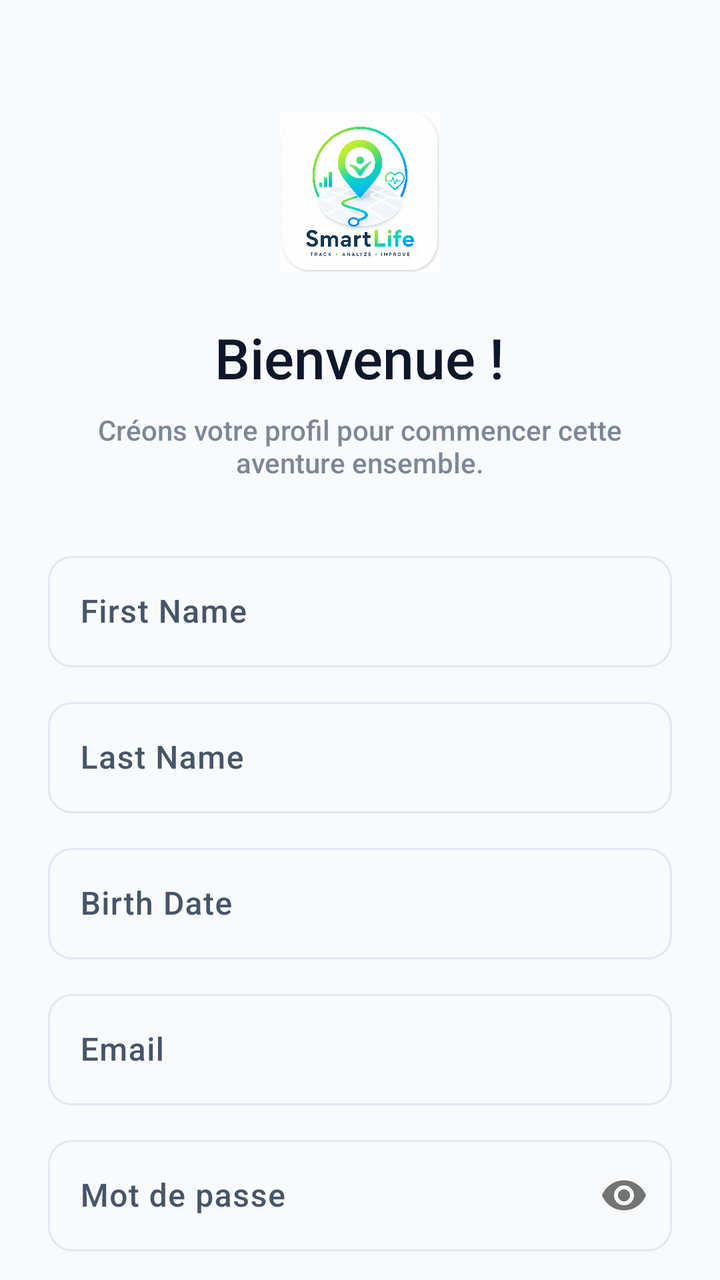
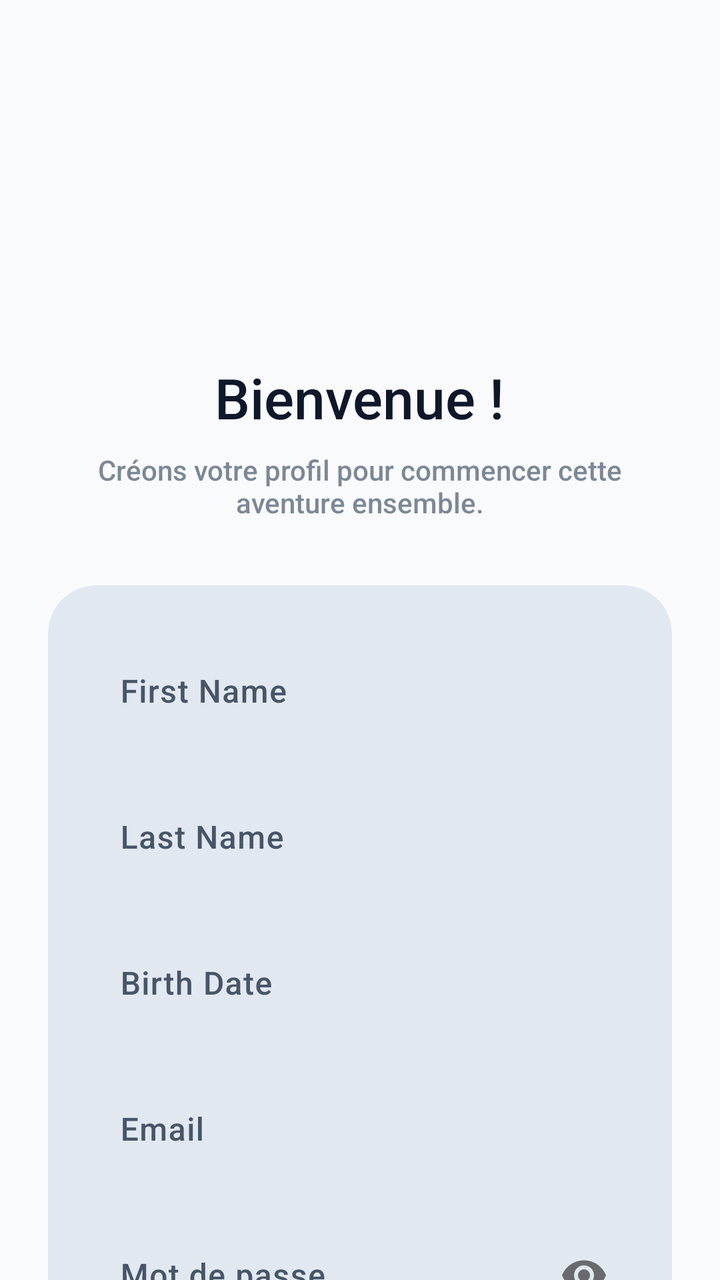

Screens rendered from an Android XML layout before and after an edit, with the pre-edit source and the edit as a unified diff.
<!-- AndroidManifest.xml: application theme Theme.SmartLife -->
<!-- res/layout/activity_register.xml -->
<?xml version="1.0" encoding="utf-8"?>
<androidx.core.widget.NestedScrollView xmlns:android="http://schemas.android.com/apk/res/android"
    xmlns:app="http://schemas.android.com/apk/res-auto"
    android:layout_width="match_parent"
    android:layout_height="match_parent"
    android:background="?attr/android:windowBackground"
    android:fillViewport="true">

    <LinearLayout
        android:layout_width="match_parent"
        android:layout_height="wrap_content"
        android:orientation="vertical"
        android:padding="24dp"
        android:gravity="center_horizontal">

        <ImageView
            android:layout_width="80dp"
            android:layout_height="80dp"
            android:layout_marginTop="32dp"
            android:layout_marginBottom="24dp"
            android:src="@mipmap/ic_logo"
            android:scaleType="centerInside" />

        <TextView
            android:layout_width="wrap_content"
            android:layout_height="wrap_content"
            android:text="@string/register_welcome"
            android:textSize="28sp"
            android:fontFamily="sans-serif-medium"
            android:textColor="?attr/colorOnSurface" />

        <TextView
            android:layout_width="wrap_content"
            android:layout_height="wrap_content"
            android:layout_marginTop="8dp"
            android:layout_marginBottom="32dp"
            android:text="@string/register_subtitle"
            android:alpha="0.7"
            android:textColor="?attr/colorOnSurfaceVariant"
            android:textAlignment="center" />

        <com.google.android.material.textfield.TextInputLayout
            style="@style/Widget.Material3.TextInputLayout.OutlinedBox"
            android:layout_width="match_parent"
            android:layout_height="wrap_content"
            android:layout_marginBottom="12dp"
            android:hint="@string/first_name_label"
            app:boxCornerRadiusBottomEnd="12dp"
            app:boxCornerRadiusBottomStart="12dp"
            app:boxCornerRadiusTopEnd="12dp"
            app:boxCornerRadiusTopStart="12dp">
            <com.google.android.material.textfield.TextInputEditText
                android:id="@+id/etFirstName"
                android:layout_width="match_parent"
                android:layout_height="wrap_content"
                android:inputType="textPersonName" />
        </com.google.android.material.textfield.TextInputLayout>

        <com.google.android.material.textfield.TextInputLayout
            style="@style/Widget.Material3.TextInputLayout.OutlinedBox"
            android:layout_width="match_parent"
            android:layout_height="wrap_content"
            android:layout_marginBottom="12dp"
            android:hint="@string/last_name_label"
            app:boxCornerRadiusBottomEnd="12dp"
            app:boxCornerRadiusBottomStart="12dp"
            app:boxCornerRadiusTopEnd="12dp"
            app:boxCornerRadiusTopStart="12dp">
            <com.google.android.material.textfield.TextInputEditText
                android:id="@+id/etLastName"
                android:layout_width="match_parent"
                android:layout_height="wrap_content"
                android:inputType="textPersonName" />
        </com.google.android.material.textfield.TextInputLayout>

        <com.google.android.material.textfield.TextInputLayout
            style="@style/Widget.Material3.TextInputLayout.OutlinedBox"
            android:layout_width="match_parent"
            android:layout_height="wrap_content"
            android:layout_marginBottom="12dp"
            android:hint="@string/birth_date_label"
            app:boxCornerRadiusBottomEnd="12dp"
            app:boxCornerRadiusBottomStart="12dp"
            app:boxCornerRadiusTopEnd="12dp"
            app:boxCornerRadiusTopStart="12dp">
            <com.google.android.material.textfield.TextInputEditText
                android:id="@+id/etBirthDate"
                android:layout_width="match_parent"
                android:layout_height="wrap_content"
                android:inputType="date" />
        </com.google.android.material.textfield.TextInputLayout>

        <com.google.android.material.textfield.TextInputLayout
            style="@style/Widget.Material3.TextInputLayout.OutlinedBox"
            android:layout_width="match_parent"
            android:layout_height="wrap_content"
            android:layout_marginBottom="12dp"
            android:hint="@string/email_label"
            app:boxCornerRadiusBottomEnd="12dp"
            app:boxCornerRadiusBottomStart="12dp"
            app:boxCornerRadiusTopEnd="12dp"
            app:boxCornerRadiusTopStart="12dp">
            <com.google.android.material.textfield.TextInputEditText
                android:id="@+id/etEmail"
                android:layout_width="match_parent"
                android:layout_height="wrap_content"
                android:inputType="textEmailAddress" />
        </com.google.android.material.textfield.TextInputLayout>

        <com.google.android.material.textfield.TextInputLayout
            style="@style/Widget.Material3.TextInputLayout.OutlinedBox"
            android:layout_width="match_parent"
            android:layout_height="wrap_content"
            android:layout_marginBottom="12dp"
            android:hint="@string/password_hint"
            app:boxCornerRadiusBottomEnd="12dp"
            app:boxCornerRadiusBottomStart="12dp"
            app:boxCornerRadiusTopEnd="12dp"
            app:boxCornerRadiusTopStart="12dp"
            app:passwordToggleEnabled="true">
            <com.google.android.material.textfield.TextInputEditText
                android:id="@+id/etPassword"
                android:layout_width="match_parent"
                android:layout_height="wrap_content"
                android:inputType="textPassword" />
        </com.google.android.material.textfield.TextInputLayout>

        <com.google.android.material.textfield.TextInputLayout
            style="@style/Widget.Material3.TextInputLayout.OutlinedBox"
            android:layout_width="match_parent"
            android:layout_height="wrap_content"
            android:layout_marginBottom="24dp"
            android:hint="@string/confirm_password_hint"
            app:boxCornerRadiusBottomEnd="12dp"
            app:boxCornerRadiusBottomStart="12dp"
            app:boxCornerRadiusTopEnd="12dp"
            app:boxCornerRadiusTopStart="12dp"
            app:passwordToggleEnabled="true">
            <com.google.android.material.textfield.TextInputEditText
                android:id="@+id/etConfirmPassword"
                android:layout_width="match_parent"
                android:layout_height="wrap_content"
                android:inputType="textPassword" />
        </com.google.android.material.textfield.TextInputLayout>

        <com.google.android.material.button.MaterialButton
            android:id="@+id/btnRegister"
            android:layout_width="match_parent"
            android:layout_height="56dp"
            android:text="@string/register_button"
            app:cornerRadius="16dp" />

        <ProgressBar
            android:id="@+id/progressBar"
            android:layout_width="wrap_content"
            android:layout_height="wrap_content"
            android:layout_marginTop="16dp"
            android:visibility="gone" />

        <com.google.android.material.button.MaterialButton
            android:id="@+id/tvLogin"
            style="@style/Widget.Material3.Button.TextButton"
            android:layout_width="wrap_content"
            android:layout_height="wrap_content"
            android:layout_marginTop="16dp"
            android:layout_marginBottom="32dp"
            android:text="@string/already_have_account_login"
            android:textAllCaps="false" />

    </LinearLayout>
</androidx.core.widget.NestedScrollView>
<!-- resources referenced by this layout -->
<resources>
  <!-- mipmap ic_logo: png bitmap (mipmap-anydpi-v26, 1047303 bytes) -->
  <string name="already_have_account_login">Déjà un compte ? Connectez-vous</string>
  <string name="birth_date_label">Birth Date</string>
  <string name="confirm_password_hint">Confirmer le mot de passe</string>
  <string name="email_label">Email</string>
  <string name="first_name_label">First Name</string>
  <string name="last_name_label">Last Name</string>
  <string name="password_hint">Mot de passe</string>
  <string name="register_button">Créer mon compte</string>
  <string name="register_subtitle">Créons votre profil pour commencer cette aventure ensemble.</string>
  <string name="register_welcome">Bienvenue !</string>
  <style name="Theme.SmartLife" parent="Base.Theme.SmartLife" />
  <style name="Base.Theme.SmartLife" parent="Theme.Material3.DayNight.NoActionBar">
          
          
          <item name="colorPrimary">@color/primary_color</item>
          <item name="colorOnPrimary">@color/white</item>
          <item name="colorPrimaryContainer">@color/primary_light</item>
          <item name="colorOnPrimaryContainer">@color/primary_dark</item>
  
          
          <item name="colorSecondary">@color/secondary_color</item>
          <item name="colorOnSecondary">@color/white</item>
          <item name="colorSecondaryContainer">@color/secondary_light</item>
          <item name="colorOnSecondaryContainer">@color/secondary_dark</item>
  
          
          <item name="colorTertiary">@color/tertiary_color</item>
          <item name="colorOnTertiary">@color/white</item>
          <item name="colorTertiaryContainer">@color/tertiary_light</item>
          <item name="colorOnTertiaryContainer">@color/tertiary_dark</item>
  
          
          <item name="android:windowBackground">@color/background_light</item>
          <item name="colorSurface">@color/surface_color</item>
          <item name="colorOnSurface">@color/text_main</item>
          <item name="colorSurfaceVariant">@color/outline_variant</item>
          <item name="colorOnSurfaceVariant">@color/text_secondary</item>
          <item name="colorOutline">@color/outline_variant</item>
  
          
          <item name="android:fontFamily">sans-serif-medium</item>
      </style>
  <color name="primary_color">#4F46E5</color>
  <color name="white">#FFFFFFFF</color>
  <color name="primary_light">#E0E7FF</color>
  <color name="primary_dark">#3730A3</color>
  <color name="secondary_color">#06B6D4</color>
  <color name="secondary_light">#CFFAFE</color>
  <color name="secondary_dark">#0E7490</color>
  <color name="tertiary_color">#F59E0B</color>
  <color name="tertiary_light">#FEF3C7</color>
  <color name="tertiary_dark">#B45309</color>
  <color name="background_light">#F8FAFC</color>
  <color name="surface_color">#FFFFFF</color>
  <color name="text_main">#0F172A</color>
  <color name="outline_variant">#E2E8F0</color>
  <color name="text_secondary">#475569</color>
</resources>

<!-- the commit's change to res/layout/activity_register.xml (unified diff, before → after) -->
@@ -14,14 +14,16 @@
         android:gravity="center_horizontal">
 
         <ImageView
-            android:layout_width="80dp"
-            android:layout_height="80dp"
+            android:id="@+id/ivRegisterLogo"
+            android:layout_width="100dp"
+            android:layout_height="100dp"
             android:layout_marginTop="32dp"
             android:layout_marginBottom="24dp"
             android:src="@mipmap/ic_logo"
-            android:scaleType="centerInside" />
+            android:scaleType="fitCenter" />
 
         <TextView
+            android:id="@+id/tvRegisterTitle"
             android:layout_width="wrap_content"
             android:layout_height="wrap_content"
             android:text="@string/register_welcome"
@@ -30,6 +32,7 @@
             android:textColor="?attr/colorOnSurface" />
 
         <TextView
+            android:id="@+id/tvRegisterSubtitle"
             android:layout_width="wrap_content"
             android:layout_height="wrap_content"
             android:layout_marginTop="8dp"
@@ -39,123 +42,142 @@
             android:textColor="?attr/colorOnSurfaceVariant"
             android:textAlignment="center" />
 
-        <com.google.android.material.textfield.TextInputLayout
-            style="@style/Widget.Material3.TextInputLayout.OutlinedBox"
+        <com.google.android.material.card.MaterialCardView
+            android:id="@+id/cvRegisterForm"
             android:layout_width="match_parent"
             android:layout_height="wrap_content"
-            android:layout_marginBottom="12dp"
-            android:hint="@string/first_name_label"
-            app:boxCornerRadiusBottomEnd="12dp"
-            app:boxCornerRadiusBottomStart="12dp"
-            app:boxCornerRadiusTopEnd="12dp"
-            app:boxCornerRadiusTopStart="12dp">
-            <com.google.android.material.textfield.TextInputEditText
-                android:id="@+id/etFirstName"
+            app:cardCornerRadius="24dp"
+            app:cardElevation="0dp"
+            app:cardBackgroundColor="?attr/colorSurfaceVariant"
+            app:strokeWidth="0dp">
+
+            <LinearLayout
                 android:layout_width="match_parent"
                 android:layout_height="wrap_content"
-                android:inputType="textPersonName" />
-        </com.google.android.material.textfield.TextInputLayout>
+                android:orientation="vertical"
+                android:padding="20dp">
 
-        <com.google.android.material.textfield.TextInputLayout
-            style="@style/Widget.Material3.TextInputLayout.OutlinedBox"
-            android:layout_width="match_parent"
-            android:layout_height="wrap_content"
-            android:layout_marginBottom="12dp"
-            android:hint="@string/last_name_label"
-            app:boxCornerRadiusBottomEnd="12dp"
-            app:boxCornerRadiusBottomStart="12dp"
-            app:boxCornerRadiusTopEnd="12dp"
-            app:boxCornerRadiusTopStart="12dp">
-            <com.google.android.material.textfield.TextInputEditText
-                android:id="@+id/etLastName"
-                android:layout_width="match_parent"
-                android:layout_height="wrap_content"
-                android:inputType="textPersonName" />
-        </com.google.android.material.textfield.TextInputLayout>
+                <com.google.android.material.textfield.TextInputLayout
+                    style="@style/Widget.Material3.TextInputLayout.OutlinedBox"
+                    android:layout_width="match_parent"
+                    android:layout_height="wrap_content"
+                    android:layout_marginBottom="12dp"
+                    android:hint="@string/first_name_label"
+                    app:boxCornerRadiusBottomEnd="12dp"
+                    app:boxCornerRadiusBottomStart="12dp"
+                    app:boxCornerRadiusTopEnd="12dp"
+                    app:boxCornerRadiusTopStart="12dp">
+                    <com.google.android.material.textfield.TextInputEditText
+                        android:id="@+id/etFirstName"
+                        android:layout_width="match_parent"
+                        android:layout_height="wrap_content"
+                        android:inputType="textPersonName" />
+                </com.google.android.material.textfield.TextInputLayout>
 
-        <com.google.android.material.textfield.TextInputLayout
-            style="@style/Widget.Material3.TextInputLayout.OutlinedBox"
-            android:layout_width="match_parent"
-            android:layout_height="wrap_content"
-            android:layout_marginBottom="12dp"
-            android:hint="@string/birth_date_label"
-            app:boxCornerRadiusBottomEnd="12dp"
-            app:boxCornerRadiusBottomStart="12dp"
-            app:boxCornerRadiusTopEnd="12dp"
-            app:boxCornerRadiusTopStart="12dp">
-            <com.google.android.material.textfield.TextInputEditText
-                android:id="@+id/etBirthDate"
-                android:layout_width="match_parent"
-                android:layout_height="wrap_content"
-                android:inputType="date" />
-        </com.google.android.material.textfield.TextInputLayout>
+                <com.google.android.material.textfield.TextInputLayout
+                    style="@style/Widget.Material3.TextInputLayout.OutlinedBox"
+                    android:layout_width="match_parent"
+                    android:layout_height="wrap_content"
+                    android:layout_marginBottom="12dp"
+                    android:hint="@string/last_name_label"
+                    app:boxCornerRadiusBottomEnd="12dp"
+                    app:boxCornerRadiusBottomStart="12dp"
+                    app:boxCornerRadiusTopEnd="12dp"
+                    app:boxCornerRadiusTopStart="12dp">
+                    <com.google.android.material.textfield.TextInputEditText
+                        android:id="@+id/etLastName"
+                        android:layout_width="match_parent"
+                        android:layout_height="wrap_content"
+                        android:inputType="textPersonName" />
+                </com.google.android.material.textfield.TextInputLayout>
 
-        <com.google.android.material.textfield.TextInputLayout
-            style="@style/Widget.Material3.TextInputLayout.OutlinedBox"
-            android:layout_width="match_parent"
-            android:layout_height="wrap_content"
-            android:layout_marginBottom="12dp"
-            android:hint="@string/email_label"
-            app:boxCornerRadiusBottomEnd="12dp"
-            app:boxCornerRadiusBottomStart="12dp"
-            app:boxCornerRadiusTopEnd="12dp"
-            app:boxCornerRadiusTopStart="12dp">
-            <com.google.android.material.textfield.TextInputEditText
-                android:id="@+id/etEmail"
-                android:layout_width="match_parent"
-                android:layout_height="wrap_content"
-                android:inputType="textEmailAddress" />
-        </com.google.android.material.textfield.TextInputLayout>
+                <com.google.android.material.textfield.TextInputLayout
+                    style="@style/Widget.Material3.TextInputLayout.OutlinedBox"
+                    android:layout_width="match_parent"
+                    android:layout_height="wrap_content"
+                    android:layout_marginBottom="12dp"
+                    android:hint="@string/birth_date_label"
+                    app:boxCornerRadiusBottomEnd="12dp"
+                    app:boxCornerRadiusBottomStart="12dp"
+                    app:boxCornerRadiusTopEnd="12dp"
+                    app:boxCornerRadiusTopStart="12dp">
+                    <com.google.android.material.textfield.TextInputEditText
+                        android:id="@+id/etBirthDate"
+                        android:layout_width="match_parent"
+                        android:layout_height="wrap_content"
+                        android:inputType="date" />
+                </com.google.android.material.textfield.TextInputLayout>
 
-        <com.google.android.material.textfield.TextInputLayout
-            style="@style/Widget.Material3.TextInputLayout.OutlinedBox"
-            android:layout_width="match_parent"
-            android:layout_height="wrap_content"
-            android:layout_marginBottom="12dp"
-            android:hint="@string/password_hint"
-            app:boxCornerRadiusBottomEnd="12dp"
-            app:boxCornerRadiusBottomStart="12dp"
-            app:boxCornerRadiusTopEnd="12dp"
-            app:boxCornerRadiusTopStart="12dp"
-            app:passwordToggleEnabled="true">
-            <com.google.android.material.textfield.TextInputEditText
-                android:id="@+id/etPassword"
-                android:layout_width="match_parent"
-                android:layout_height="wrap_content"
-                android:inputType="textPassword" />
-        </com.google.android.material.textfield.TextInputLayout>
+                <com.google.android.material.textfield.TextInputLayout
+                    style="@style/Widget.Material3.TextInputLayout.OutlinedBox"
+                    android:layout_width="match_parent"
+                    android:layout_height="wrap_content"
+                    android:layout_marginBottom="12dp"
+                    android:hint="@string/email_label"
+                    app:boxCornerRadiusBottomEnd="12dp"
+                    app:boxCornerRadiusBottomStart="12dp"
+                    app:boxCornerRadiusTopEnd="12dp"
+                    app:boxCornerRadiusTopStart="12dp">
+                    <com.google.android.material.textfield.TextInputEditText
+                        android:id="@+id/etEmail"
+                        android:layout_width="match_parent"
+                        android:layout_height="wrap_content"
+                        android:inputType="textEmailAddress" />
+                </com.google.android.material.textfield.TextInputLayout>
 
-        <com.google.android.material.textfield.TextInputLayout
-            style="@style/Widget.Material3.TextInputLayout.OutlinedBox"
-            android:layout_width="match_parent"
-            android:layout_height="wrap_content"
-            android:layout_marginBottom="24dp"
-            android:hint="@string/confirm_password_hint"
-            app:boxCornerRadiusBottomEnd="12dp"
-            app:boxCornerRadiusBottomStart="12dp"
-            app:boxCornerRadiusTopEnd="12dp"
-            app:boxCornerRadiusTopStart="12dp"
-            app:passwordToggleEnabled="true">
-            <com.google.android.material.textfield.TextInputEditText
-                android:id="@+id/etConfirmPassword"
-                android:layout_width="match_parent"
-                android:layout_height="wrap_content"
-                android:inputType="textPassword" />
-        </com.google.android.material.textfield.TextInputLayout>
+                <com.google.android.material.textfield.TextInputLayout
+                    style="@style/Widget.Material3.TextInputLayout.OutlinedBox"
+                    android:layout_width="match_parent"
+                    android:layout_height="wrap_content"
+                    android:layout_marginBottom="12dp"
+                    android:hint="@string/password_hint"
+                    app:boxCornerRadiusBottomEnd="12dp"
+                    app:boxCornerRadiusBottomStart="12dp"
+                    app:boxCornerRadiusTopEnd="12dp"
+                    app:boxCornerRadiusTopStart="12dp"
+                    app:passwordToggleEnabled="true">
+                    <com.google.android.material.textfield.TextInputEditText
+                        android:id="@+id/etPassword"
+                        android:layout_width="match_parent"
+                        android:layout_height="wrap_content"
+                        android:inputType="textPassword" />
+                </com.google.android.material.textfield.TextInputLayout>
 
-        <com.google.android.material.button.MaterialButton
-            android:id="@+id/btnRegister"
-            android:layout_width="match_parent"
-            android:layout_height="56dp"
-            android:text="@string/register_button"
-            app:cornerRadius="16dp" />
+                <com.google.android.material.textfield.TextInputLayout
+                    style="@style/Widget.Material3.TextInputLayout.OutlinedBox"
+                    android:layout_width="match_parent"
+                    android:layout_height="wrap_content"
+                    android:layout_marginBottom="24dp"
+                    android:hint="@string/confirm_password_hint"
+                    app:boxCornerRadiusBottomEnd="12dp"
+                    app:boxCornerRadiusBottomStart="12dp"
+                    app:boxCornerRadiusTopEnd="12dp"
+                    app:boxCornerRadiusTopStart="12dp"
+                    app:passwordToggleEnabled="true">
+                    <com.google.android.material.textfield.TextInputEditText
+                        android:id="@+id/etConfirmPassword"
+                        android:layout_width="match_parent"
+                        android:layout_height="wrap_content"
+                        android:inputType="textPassword" />
+                </com.google.android.material.textfield.TextInputLayout>
 
-        <ProgressBar
-            android:id="@+id/progressBar"
-            android:layout_width="wrap_content"
-            android:layout_height="wrap_content"
-            android:layout_marginTop="16dp"
-            android:visibility="gone" />
+                <com.google.android.material.button.MaterialButton
+                    android:id="@+id/btnRegister"
+                    android:layout_width="match_parent"
+                    android:layout_height="56dp"
+                    android:text="@string/register_button"
+                    app:cornerRadius="16dp" />
+
+                <ProgressBar
+                    android:id="@+id/progressBar"
+                    android:layout_width="wrap_content"
+                    android:layout_height="wrap_content"
+                    android:layout_gravity="center"
+                    android:layout_marginTop="16dp"
+                    android:visibility="gone" />
+
+            </LinearLayout>
+        </com.google.android.material.card.MaterialCardView>
 
         <com.google.android.material.button.MaterialButton
             android:id="@+id/tvLogin"
<!-- resource entries referenced after the edit -->
@@ -1,6 +1,11 @@
 <!-- resources referenced by this layout -->
 <resources>
-  <!-- mipmap ic_logo: png bitmap (mipmap-anydpi-v26, 1047303 bytes) -->
+  <!-- mipmap ic_logo (mipmap-anydpi-v26) -->
+  <?xml version="1.0" encoding="utf-8"?>
+  <adaptive-icon xmlns:android="http://schemas.android.com/apk/res/android">
+      <background android:drawable="@drawable/ic_logo_background"/>
+      <foreground android:drawable="@mipmap/ic_logo_foreground"/>
+  </adaptive-icon>
   <string name="already_have_account_login">Déjà un compte ? Connectez-vous</string>
   <string name="birth_date_label">Birth Date</string>
   <string name="confirm_password_hint">Confirmer le mot de passe</string>
@@ -12,6 +17,7 @@
   <string name="register_subtitle">Créons votre profil pour commencer cette aventure ensemble.</string>
   <string name="register_welcome">Bienvenue !</string>
   <style name="Theme.SmartLife" parent="Base.Theme.SmartLife" />
+  <!-- drawable ic_logo_background: vector/xml drawable (drawable, 4866 chars, omitted) -->
   <style name="Base.Theme.SmartLife" parent="Theme.Material3.DayNight.NoActionBar">
           
           
